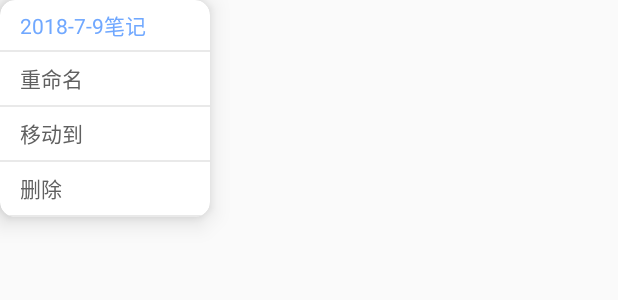
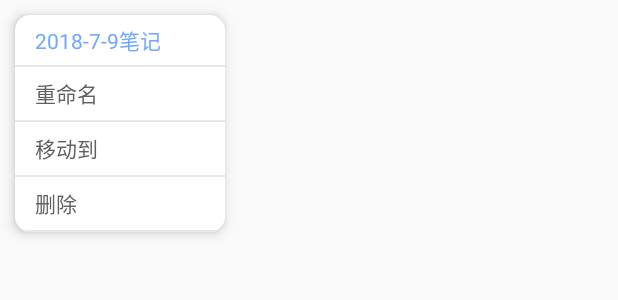
Before and after one commit to tx-mini/QNote-Android, an Android app: the layout layout_pop_menu.xml on its own in the app's theme, with its tools: preview values and no code run, on a phone screen of 412 x 824 dp. Shown: the top 300 px of the screen. Run offline under Robolectric (Android 15) with nearby library versions, the phone set to English and light mode, and no system bars.

Commit message:
update popwindow menu

```diff
--- a/app/src/main/java/com/ace/qnote/activity/LoginActivity.java
+++ b/app/src/main/java/com/ace/qnote/activity/LoginActivity.java
@@ -95,8 +95,8 @@ public class LoginActivity extends BaseActivity {
     public void widgetClick(View v) throws Exception {
         switch (v.getId()){
             case R.id.btn_login:
-//                doLogin();
-                startActivity(NoteContentActivity.class);
+                doLogin();
+//                startActivity(NoteContentActivity.class);
                 break;
         }
     }
--- a/app/src/main/java/com/ace/qnote/adapter/NoteAdpter.java
+++ b/app/src/main/java/com/ace/qnote/adapter/NoteAdpter.java
@@ -4,7 +4,6 @@ import android.support.annotation.Nullable;
 import android.view.Gravity;
 
 import com.ace.qnote.R;
-import com.ace.qnote.util.CommonUtils;
 import com.chad.library.adapter.base.BaseQuickAdapter;
 import com.chad.library.adapter.base.BaseViewHolder;
 import com.example.zhouwei.library.CustomPopWindow;
--- a/app/src/main/res/layout/layout_pop_menu.xml
+++ b/app/src/main/res/layout/layout_pop_menu.xml
@@ -1,9 +1,14 @@
 <?xml version="1.0" encoding="utf-8"?>
-<android.support.v7.widget.CardView app:cardCornerRadius="10dp"
+<RelativeLayout
     xmlns:android="http://schemas.android.com/apk/res/android"
     android:layout_width="wrap_content"
     android:layout_height="wrap_content"
-    app:cardElevation="10dp"
+    >
+    <android.support.v7.widget.CardView app:cardCornerRadius="10dp"
+        android:layout_margin="10dp"
+        android:layout_width="wrap_content"
+        android:layout_height="wrap_content"
+        app:cardElevation="5dp"
         xmlns:app="http://schemas.android.com/apk/res-auto">
 
         <LinearLayout
@@ -49,3 +54,4 @@
         </LinearLayout>
 
     </android.support.v7.widget.CardView>
+</RelativeLayout>
```
Lines whose indentation alone changed are shown as unchanged.
